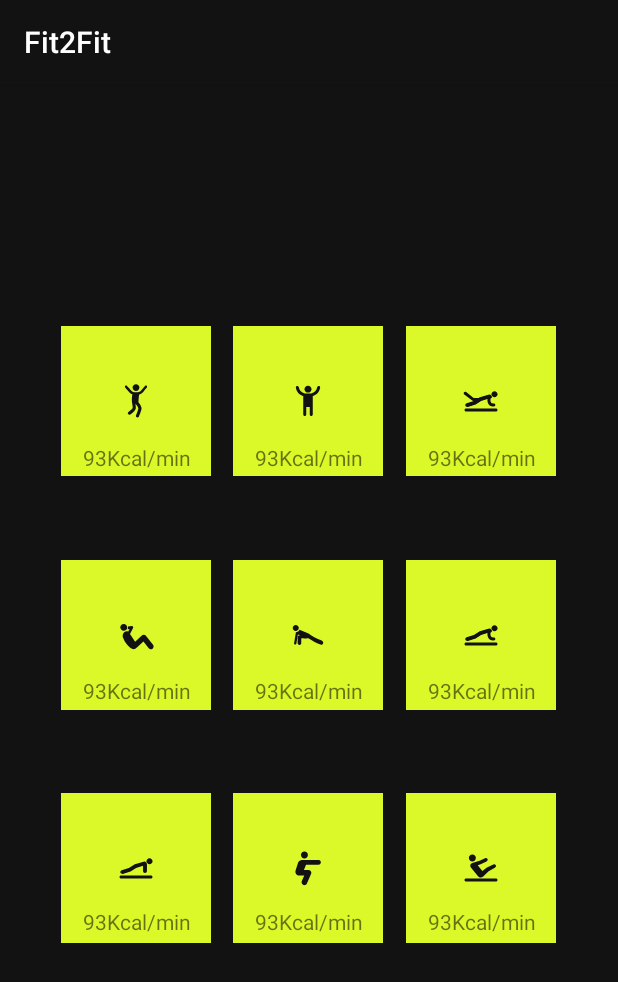
After one commit to ajou-dico/Fit2Fit, an Android app: the fragment workout shown on its own in the app's theme, on a phone screen of 412 x 824 dp. The commit adds this screen. Shown: the top 982 px of the screen. Run offline under Robolectric (Android 15) with nearby library versions, the phone set to English and light mode, and no system bars.

Commit message:
workout_btn_xml

```diff
--- /dev/null
+++ b/app/src/main/java/com/dico/fit2fit/workout.java
@@ -0,0 +1,25 @@
+package com.dico.fit2fit;
+
+import android.os.Bundle;
+
+import androidx.fragment.app.Fragment;
+
+import android.view.LayoutInflater;
+import android.view.View;
+import android.view.ViewGroup;
+
+public class workout extends Fragment {
+
+    @Override
+    public View onCreateView(LayoutInflater inflater, ViewGroup container,
+                             Bundle savedInstanceState) {
+        // Inflate the layout for this fragment
+        return inflater.inflate(R.layout.fragment_workout, container, false);
+    }
+
+    public void onClick(View view){
+        switch (view.getId()) {
+
+        }
+    }
+}
--- a/app/src/main/res/drawable/ic_crunch.xml
+++ b/app/src/main/res/drawable/ic_crunch.xml
@@ -2,7 +2,8 @@
     android:width="24dp"
     android:height="24dp"
     android:viewportWidth="24"
-    android:viewportHeight="24">
+    android:viewportHeight="24"
+    >
   <path
       android:pathData="M5.5979,8.3015L3.7128,8.562C3.2239,8.6296 2.7728,8.2879 2.7052,7.7992C2.6377,7.3102 2.9791,6.8592 3.4679,6.7915L6.0258,6.4384C6.058,6.5906 6.075,6.7486 6.075,6.9105C6.075,7.4349 5.8969,7.9177 5.5979,8.3015ZM6.3719,8.1945C6.5658,7.8083 6.675,7.3721 6.675,6.9105C6.675,6.7208 6.6566,6.5355 6.6214,6.3561L9.1271,6.0102C9.4574,5.9643 9.7825,6.1043 9.9764,6.3756C10.1703,6.6467 10.1974,6.9996 10.0474,7.2976L7.9856,11.3876L11.4116,16.4481L15.9211,12.27C16.2924,11.9254 16.7969,11.7507 17.3017,11.7908C17.8073,11.8306 18.2774,12.0827 18.59,12.4814L21.3541,16.0055L23.3589,18.5611C23.9791,19.3518 23.8409,20.4959 23.0502,21.1164C22.7168,21.3779 22.321,21.5046 21.9279,21.5046C21.388,21.5046 20.8537,21.2654 20.4947,20.8077L16.9455,16.2835L12.9469,19.9885C12.8921,20.0395 12.8338,20.0849 12.7747,20.1278C12.7152,20.1854 12.653,20.2444 12.5877,20.3052C11.6114,21.2147 10.26,22.1168 8.3465,20.6872C5.8936,18.5454 4.766,16.9866 3.525,14.1457C2.6344,12.0742 3.5149,10.3632 4.6435,9.7572C4.9513,9.5919 5.8685,9.1548 6.8284,9.6783L6.8383,9.6929L7.6849,8.0131L6.3719,8.1945Z"
       android:fillColor="#121212"
--- a/app/src/main/res/layout/fragment_recording.xml
+++ b/app/src/main/res/layout/fragment_recording.xml
@@ -1,5 +1,6 @@
 <?xml version="1.0" encoding="utf-8"?>
 <FrameLayout xmlns:android="http://schemas.android.com/apk/res/android"
+    xmlns:app="http://schemas.android.com/apk/res-auto"
     xmlns:tools="http://schemas.android.com/tools"
     android:layout_width="match_parent"
     android:layout_height="match_parent"
@@ -7,15 +8,42 @@
     tools:context=".recording">
 
     <!-- TODO: Update blank fragment layout -->
-    <TextView
+
+    <androidx.constraintlayout.widget.ConstraintLayout
         android:layout_width="match_parent"
-        android:layout_height="match_parent"
-        android:text="@string/hello_blank_fragment" />
+        android:layout_height="match_parent">
 
-    <CalendarView
-        android:id="@+id/calendarView2"
-        android:layout_width="match_parent"
-        android:layout_height="370dp"
-        android:background="@color/white"/>
+        <Button
+            android:id="@+id/button2"
+            android:layout_width="69dp"
+            android:layout_height="36dp"
+            android:text="Button"
+            tools:layout_editor_absoluteX="341dp"
+            tools:layout_editor_absoluteY="341dp" />
+
+        <ScrollView
+            android:layout_width="410dp"
+            android:layout_height="341dp"
+            app:layout_constraintBottom_toBottomOf="parent"
+            app:layout_constraintEnd_toEndOf="parent"
+            app:layout_constraintHorizontal_bias="0.0"
+            app:layout_constraintStart_toStartOf="parent">
+
+            <LinearLayout
+                android:layout_width="match_parent"
+                android:layout_height="wrap_content"
+                android:orientation="vertical" />
+        </ScrollView>
+
+        <CalendarView
+            android:id="@+id/calendarView2"
+            android:layout_width="421dp"
+            android:layout_height="328dp"
+            android:background="@color/white"
+            app:layout_constraintBottom_toBottomOf="parent"
+            app:layout_constraintTop_toTopOf="parent"
+            app:layout_constraintVertical_bias="0.0"
+            tools:layout_editor_absoluteX="-3dp" />
+    </androidx.constraintlayout.widget.ConstraintLayout>
 
 </FrameLayout>
--- /dev/null
+++ b/app/src/main/res/layout/fragment_workout.xml
@@ -0,0 +1,248 @@
+<?xml version="1.0" encoding="utf-8"?>
+<FrameLayout xmlns:android="http://schemas.android.com/apk/res/android"
+    xmlns:app="http://schemas.android.com/apk/res-auto"
+    xmlns:tools="http://schemas.android.com/tools"
+    android:layout_width="match_parent"
+    android:layout_height="match_parent"
+    tools:context=".workout">
+
+    <androidx.constraintlayout.widget.ConstraintLayout
+        android:layout_width="match_parent"
+        android:layout_height="match_parent"
+        android:background="@color/black">
+
+        <ImageButton
+            android:id="@+id/burpee"
+            android:layout_width="100dp"
+            android:layout_height="100dp"
+            android:background="@color/primary"
+            android:src="@drawable/ic_burpee"
+            app:layout_constraintBottom_toBottomOf="parent"
+            app:layout_constraintEnd_toEndOf="parent"
+            app:layout_constraintHorizontal_bias="0.131"
+            app:layout_constraintStart_toStartOf="parent"
+            app:layout_constraintTop_toTopOf="parent"
+            app:layout_constraintVertical_bias="0.242" />
+
+        <ImageButton
+            android:id="@+id/crunch"
+            android:layout_width="100dp"
+            android:layout_height="100dp"
+            android:background="@color/primary"
+            android:src="@drawable/ic_crunch"
+            app:layout_constraintBottom_toBottomOf="parent"
+            app:layout_constraintEnd_toEndOf="parent"
+            app:layout_constraintHorizontal_bias="0.131"
+            app:layout_constraintStart_toStartOf="parent"
+            app:layout_constraintTop_toTopOf="parent"
+            app:layout_constraintVertical_bias="0.475" />
+
+        <ImageButton
+            android:id="@+id/jumpingjack"
+            android:layout_width="100dp"
+            android:layout_height="100dp"
+            android:background="@color/primary"
+            android:src="@drawable/ic_jumpingjack"
+            app:layout_constraintBottom_toBottomOf="parent"
+            app:layout_constraintEnd_toEndOf="parent"
+            app:layout_constraintHorizontal_bias="0.498"
+            app:layout_constraintStart_toStartOf="parent"
+            app:layout_constraintTop_toTopOf="parent"
+            app:layout_constraintVertical_bias="0.242" />
+
+        <ImageButton
+            android:id="@+id/legraise"
+            android:layout_width="100dp"
+            android:layout_height="100dp"
+            android:background="@color/primary"
+            android:src="@drawable/ic_legraise"
+            app:layout_constraintBottom_toBottomOf="parent"
+            app:layout_constraintEnd_toEndOf="parent"
+            app:layout_constraintHorizontal_bias="0.868"
+            app:layout_constraintStart_toStartOf="parent"
+            app:layout_constraintTop_toTopOf="parent"
+            app:layout_constraintVertical_bias="0.242" />
+
+        <ImageButton
+            android:id="@+id/lunge"
+            android:layout_width="100dp"
+            android:layout_height="100dp"
+            android:background="@color/primary"
+            android:src="@drawable/ic_lunge"
+            app:layout_constraintBottom_toBottomOf="parent"
+            app:layout_constraintEnd_toEndOf="parent"
+            app:layout_constraintHorizontal_bias="0.498"
+            app:layout_constraintStart_toStartOf="parent"
+            app:layout_constraintTop_toTopOf="parent"
+            app:layout_constraintVertical_bias="0.475" />
+
+        <ImageButton
+            android:id="@+id/plank"
+            android:layout_width="100dp"
+            android:layout_height="100dp"
+            android:background="@color/primary"
+            android:src="@drawable/ic_plank"
+            app:layout_constraintBottom_toBottomOf="parent"
+            app:layout_constraintEnd_toEndOf="parent"
+            app:layout_constraintHorizontal_bias="0.868"
+            app:layout_constraintStart_toStartOf="parent"
+            app:layout_constraintTop_toTopOf="parent"
+            app:layout_constraintVertical_bias="0.475" />
+
+        <ImageButton
+            android:id="@+id/pushup"
+            android:layout_width="100dp"
+            android:layout_height="100dp"
+            android:background="@color/primary"
+            android:src="@drawable/ic_pushup"
+            app:layout_constraintBottom_toBottomOf="parent"
+            app:layout_constraintEnd_toEndOf="parent"
+            app:layout_constraintHorizontal_bias="0.131"
+            app:layout_constraintStart_toStartOf="parent"
+            app:layout_constraintTop_toTopOf="parent"
+            app:layout_constraintVertical_bias="0.708" />
+
+        <ImageButton
+            android:id="@+id/squat"
+            android:layout_width="100dp"
+            android:layout_height="100dp"
+            android:background="@color/primary"
+            android:src="@drawable/ic_squat"
+            app:layout_constraintBottom_toBottomOf="parent"
+            app:layout_constraintEnd_toEndOf="parent"
+            app:layout_constraintHorizontal_bias="0.498"
+            app:layout_constraintStart_toStartOf="parent"
+            app:layout_constraintTop_toTopOf="parent"
+            app:layout_constraintVertical_bias="0.708" />
+
+        <ImageButton
+            android:id="@+id/situp"
+            android:layout_width="100dp"
+            android:layout_height="100dp"
+            android:background="@color/primary"
+            android:src="@drawable/ic_situp"
+            app:layout_constraintBottom_toBottomOf="parent"
+            app:layout_constraintEnd_toEndOf="parent"
+            app:layout_constraintHorizontal_bias="0.868"
+            app:layout_constraintStart_toStartOf="parent"
+            app:layout_constraintTop_toTopOf="parent"
+            app:layout_constraintVertical_bias="0.708" />
+
+        <TextView
+            android:id="@+id/textView4"
+            android:layout_width="100dp"
+            android:layout_height="25dp"
+            android:text="93Kcal/min"
+            android:textAlignment="center"
+            app:layout_constraintBottom_toBottomOf="parent"
+            app:layout_constraintEnd_toEndOf="parent"
+            app:layout_constraintHorizontal_bias="0.131"
+            app:layout_constraintStart_toStartOf="parent"
+            app:layout_constraintTop_toTopOf="parent"
+            app:layout_constraintVertical_bias="0.322" />
+
+        <TextView
+            android:id="@+id/textView12"
+            android:layout_width="100dp"
+            android:layout_height="25dp"
+            android:text="93Kcal/min"
+            android:textAlignment="center"
+            app:layout_constraintBottom_toBottomOf="parent"
+            app:layout_constraintEnd_toEndOf="parent"
+            app:layout_constraintHorizontal_bias="0.868"
+            app:layout_constraintStart_toStartOf="parent"
+            app:layout_constraintTop_toTopOf="parent"
+            app:layout_constraintVertical_bias="0.531" />
+
+        <TextView
+            android:id="@+id/textView13"
+            android:layout_width="100dp"
+            android:layout_height="25dp"
+            android:text="93Kcal/min"
+            android:textAlignment="center"
+            app:layout_constraintBottom_toBottomOf="parent"
+            app:layout_constraintEnd_toEndOf="parent"
+            app:layout_constraintHorizontal_bias="0.131"
+            app:layout_constraintStart_toStartOf="parent"
+            app:layout_constraintTop_toTopOf="parent"
+            app:layout_constraintVertical_bias="0.739" />
+
+        <TextView
+            android:id="@+id/textView11"
+            android:layout_width="100dp"
+            android:layout_height="25dp"
+            android:text="93Kcal/min"
+            android:textAlignment="center"
+            app:layout_constraintBottom_toBottomOf="parent"
+            app:layout_constraintEnd_toEndOf="parent"
+            app:layout_constraintHorizontal_bias="0.868"
+            app:layout_constraintStart_toStartOf="parent"
+            app:layout_constraintTop_toTopOf="parent"
+            app:layout_constraintVertical_bias="0.322" />
+
+        <TextView
+            android:id="@+id/textView14"
+            android:layout_width="100dp"
+            android:layout_height="25dp"
+            android:text="93Kcal/min"
+            android:textAlignment="center"
+            app:layout_constraintBottom_toBottomOf="parent"
+            app:layout_constraintEnd_toEndOf="parent"
+            app:layout_constraintHorizontal_bias="0.498"
+            app:layout_constraintStart_toStartOf="parent"
+            app:layout_constraintTop_toTopOf="parent"
+            app:layout_constraintVertical_bias="0.739" />
+
+        <TextView
+            android:id="@+id/textView15"
+            android:layout_width="100dp"
+            android:layout_height="25dp"
+            android:text="93Kcal/min"
+            android:textAlignment="center"
+            app:layout_constraintBottom_toBottomOf="parent"
+            app:layout_constraintEnd_toEndOf="parent"
+            app:layout_constraintHorizontal_bias="0.868"
+            app:layout_constraintStart_toStartOf="parent"
+            app:layout_constraintTop_toTopOf="parent"
+            app:layout_constraintVertical_bias="0.739" />
+
+        <TextView
+            android:id="@+id/textView10"
+            android:layout_width="100dp"
+            android:layout_height="25dp"
+            android:text="93Kcal/min"
+            android:textAlignment="center"
+            app:layout_constraintBottom_toBottomOf="parent"
+            app:layout_constraintEnd_toEndOf="parent"
+            app:layout_constraintHorizontal_bias="0.498"
+            app:layout_constraintStart_toStartOf="parent"
+            app:layout_constraintTop_toTopOf="parent"
+            app:layout_constraintVertical_bias="0.322" />
+
+        <TextView
+            android:id="@+id/textView6"
+            android:layout_width="100dp"
+            android:layout_height="25dp"
+            android:text="93Kcal/min"
+            android:textAlignment="center"
+            app:layout_constraintBottom_toBottomOf="parent"
+            app:layout_constraintEnd_toEndOf="parent"
+            app:layout_constraintHorizontal_bias="0.131"
+            app:layout_constraintStart_toStartOf="parent"
+            app:layout_constraintTop_toTopOf="parent"
+            app:layout_constraintVertical_bias="0.531" />
+
+        <TextView
+            android:id="@+id/textView9"
+            android:layout_width="100dp"
+            android:layout_height="25dp"
+            android:text="93Kcal/min"
+            android:textAlignment="center"
+            app:layout_constraintBottom_toBottomOf="parent"
+            app:layout_constraintEnd_toEndOf="parent"
+            app:layout_constraintHorizontal_bias="0.498"
+            app:layout_constraintStart_toStartOf="parent"
+            app:layout_constraintTop_toTopOf="parent"
+            app:layout_constraintVertical_bias="0.531" />
+    </androidx.constraintlayout.widget.ConstraintLayout>
+</FrameLayout>
--- a/app/src/main/res/navigation/mobile_navigation.xml
+++ b/app/src/main/res/navigation/mobile_navigation.xml
@@ -7,19 +7,19 @@
 
     <fragment
         android:id="@+id/navigation_dashboard"
-        android:name="com.dico.fit2fit.ui.home.HomeFragment"
+        android:name="com.dico.fit2fit.dashboard"
         android:label="@string/title_dashboard"
-        tools:layout="@layout/fragment_home" />
+        tools:layout="@layout/fragment_dashboard" />
 
     <fragment
         android:id="@+id/navigation_recording"
-        android:name="com.dico.fit2fit.ui.dashboard.DashboardFragment"
+        android:name="com.dico.fit2fit.recording"
         android:label="@string/title_recording"
-        tools:layout="@layout/fragment_dashboard" />
+        tools:layout="@layout/fragment_recording" />
 
     <fragment
         android:id="@+id/navigation_setting"
-        android:name="com.dico.fit2fit.ui.notifications.NotificationsFragment"
+        android:name="com.dico.fit2fit.options"
         android:label="@string/title_setting"
-        tools:layout="@layout/fragment_notifications" />
+        tools:layout="@layout/fragment_options" />
 </navigation>
```
